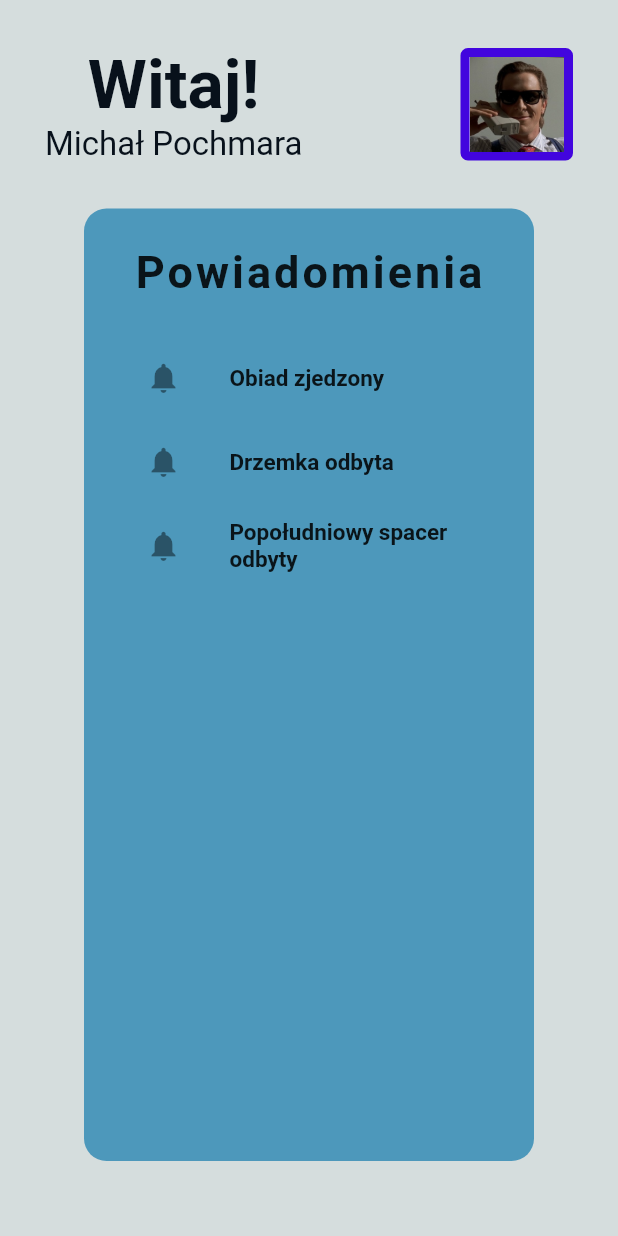
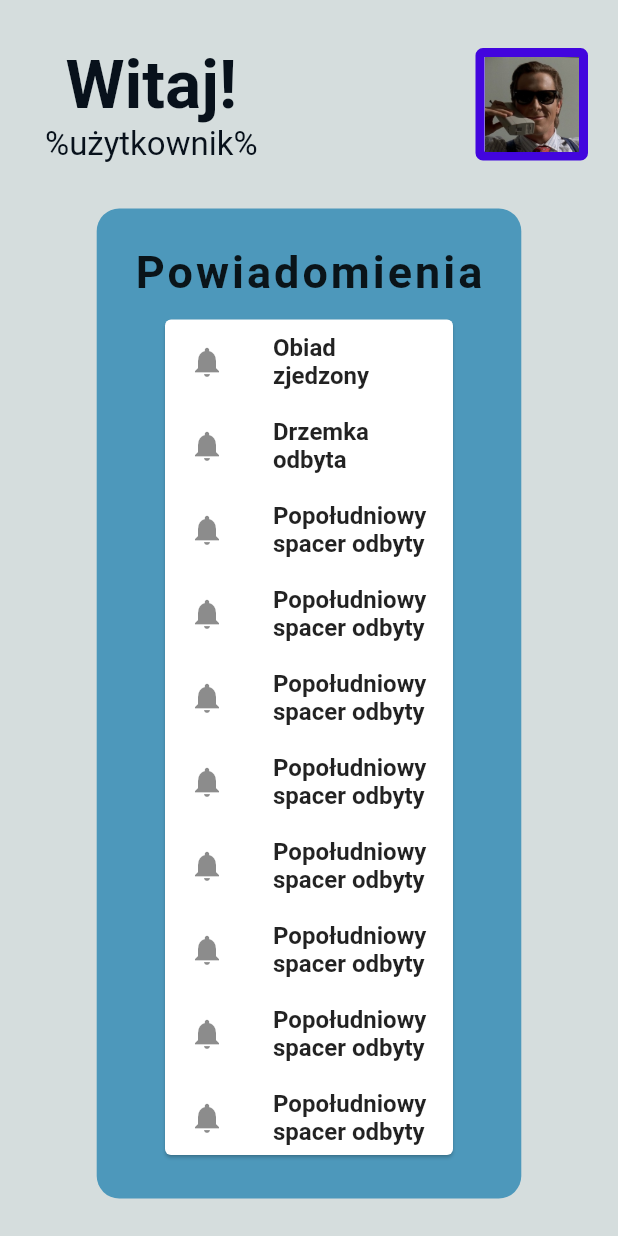
Before and after one commit to Pochmannn/Kinderinfo-FlutterApp, a Flutter app: the screen it shows after launch, after a tap on "Powiadomienia", on a phone screen of 412 x 824 dp. Run offline on Flutter 3.47's test engine with Material 2 defaults, Android fonts, the phone set to English and light mode, and no system bars.

Commit message:
testing with resposive ui

```diff
--- a/lib/main.dart
+++ b/lib/main.dart
@@ -30,7 +30,29 @@ class MyAppState extends ChangeNotifier {
   List notification = [
     "Obiad zjedzony",
     "Drzemka odbyta",
-    "Popołudniowy spacer odbyty"
+    "Popołudniowy spacer odbyty",
+    "Popołudniowy spacer odbyty",
+    "Popołudniowy spacer odbyty",
+    "Popołudniowy spacer odbyty",
+    "Popołudniowy spacer odbyty",
+    "Popołudniowy spacer odbyty",
+    "Popołudniowy spacer odbyty",
+    "Popołudniowy spacer odbyty",
+    "Popołudniowy spacer odbyty",
+    "Popołudniowy spacer odbyty",
+    "Popołudniowy spacer odbyty",
+    "Popołudniowy spacer odbyty",
+    "Popołudniowy spacer odbyty",
+    "Popołudniowy spacer odbyty10",
+    "Popołudniowy spacer odbyty",
+    "Popołudniowy spacer odbyty",
+    "Popołudniowy spacer odbyty",
+    "Popołudniowy spacer odbyty",
+    "Popołudniowy spacer odbyty",
+    "Popołudniowy spacer odbyty",
+    "Popołudniowy spacer odbyty",
+    "Popołudniowy spacer odbyty",
+    "Popołudniowy spacer odbytylast",
   ];
 }
 
@@ -97,8 +119,8 @@ class Mpage extends StatelessWidget {
       NameAndAvatar(),
       SizedBox(height: 25),
       Banner(),
-      SizedBox(height: 15),
-      Buttons()
+      SizedBox(height: 10),
+      Buttons(),
     ]);
   }
 }
@@ -126,7 +148,7 @@ class NameAndAvatar extends StatelessWidget {
                   ),
                 ),
                 Text(
-                  'Michał Pochmara',
+                  '%użytkownik%',
                   style: TextStyle(
                     fontSize: 22,
                     foreground: Paint()
@@ -140,7 +162,7 @@ class NameAndAvatar extends StatelessWidget {
         Column(
           children: [
             Padding(
-              padding: const EdgeInsets.all(30.0),
+              padding: const EdgeInsets.fromLTRB(0, 0, 20, 0),
               child: Container(
                 height: 75,
                 width: 75,
@@ -202,13 +224,20 @@ class Buttons extends Mpage {
   @override
   Widget build(BuildContext context) {
     return Column(children: [
-      GridView.count(
+      ConstrainedBox(
+        constraints: const BoxConstraints(
+          minWidth: 100.0,
+          maxWidth: 300.0,
+          minHeight: 100.0,
+          maxHeight: 300.0,
+        ),
+        child: GridView.count(
           scrollDirection: Axis.vertical,
           shrinkWrap: true,
           primary: false,
-        padding: const EdgeInsets.all(40),
-        crossAxisSpacing: 50,
-        mainAxisSpacing: 50,
+          padding: const EdgeInsets.all(10),
+          crossAxisSpacing: 25,
+          mainAxisSpacing: 25,
           crossAxisCount: 2,
           children: <Widget>[
             ElevatedButton(
@@ -219,19 +248,22 @@ class Buttons extends Mpage {
               onPressed: () {
                 Navigator.push(
                   context,
-                MaterialPageRoute(builder: (context) => const Notifications()),
+                  MaterialPageRoute(
+                      builder: (context) => const Notifications()),
                 );
               },
-            child: const Text(
+              child: const Flexible(
+                child: Text(
                   'Powiadomienia',
                   style: TextStyle(
-                fontSize: 14,
                     fontWeight: FontWeight.bold,
                     color: Colors.white,
                   ),
                 ),
               ),
-          ElevatedButton(
+            ),
+            Flexible(
+              child: ElevatedButton(
                 style: ButtonStyle(
                   backgroundColor: MaterialStateProperty.all(
                       const Color.fromARGB(255, 186, 181, 212)),
@@ -241,13 +273,14 @@ class Buttons extends Mpage {
                   'Chat z Nauczycielem',
                   textAlign: TextAlign.center,
                   style: TextStyle(
-                fontSize: 14,
                     fontWeight: FontWeight.bold,
                     color: Colors.black,
                   ),
                 ),
               ),
-          ElevatedButton(
+            ),
+            Flexible(
+              child: ElevatedButton(
                 style: ButtonStyle(
                   backgroundColor: MaterialStateProperty.all(
                       const Color.fromARGB(255, 240, 163, 163)),
@@ -256,13 +289,14 @@ class Buttons extends Mpage {
                 child: const Text(
                   'Zajęcia',
                   style: TextStyle(
-                fontSize: 14,
                     fontWeight: FontWeight.bold,
                     color: Colors.black,
                   ),
                 ),
               ),
-          ElevatedButton(
+            ),
+            Flexible(
+              child: ElevatedButton(
                 style: ButtonStyle(
                   backgroundColor: MaterialStateProperty.all(
                       const Color.fromARGB(255, 110, 106, 110)),
@@ -277,7 +311,9 @@ class Buttons extends Mpage {
                   ),
                 ),
               ),
+            ),
           ],
+        ),
       )
     ]);
   }
--- a/lib/notifications.dart
+++ b/lib/notifications.dart
@@ -11,8 +11,8 @@ class Notifications extends StatelessWidget {
         body: Column(
       children: const [
         NameAndAvatar(),
-        NotificationsList(),
-        SizedBox(height: 50)
+        Flexible(child: NotificationsList()),
+        SizedBox(height: 25)
       ],
     ));
   }
@@ -25,8 +25,7 @@ class NotificationsList extends StatelessWidget {
 
   @override
   Widget build(BuildContext context) {
-    return Expanded(
-      child: Row(
+    return Row(
       mainAxisAlignment: MainAxisAlignment.center,
       children: [
         Container(
@@ -35,10 +34,11 @@ class NotificationsList extends StatelessWidget {
                 color: const Color.fromARGB(255, 77, 152, 187)),
             child: Padding(
               padding: const EdgeInsets.all(25.0),
+              child: Flexible(
                 child: Column(
                   children: const [
                     Padding(
-                      padding: EdgeInsets.fromLTRB(0, 0, 0, 25),
+                      padding: EdgeInsets.fromLTRB(0, 0, 0, 10),
                       child: Text(
                         'Powiadomienia',
                         style: TextStyle(
@@ -49,12 +49,12 @@ class NotificationsList extends StatelessWidget {
                         textAlign: TextAlign.center,
                       ),
                     ),
-                    NotificationListView(),
+                    Flexible(child: NotificationListView()),
                   ],
+                ),
               ),
             ))
       ],
-      ),
     );
   }
 }
@@ -72,8 +72,16 @@ class NotificationListView extends StatelessWidget {
       );
     }
 
-    return SizedBox(
-      width: 250,
+    return ConstrainedBox(
+        constraints: const BoxConstraints(
+          minWidth: 50.0,
+          maxWidth: 200.0,
+          minHeight: 100.0,
+          maxHeight: 1500.0,
+        ),
+        child: Flexible(
+          child: Card(
+            child: ClipRect(
               child: ListView(
                 scrollDirection: Axis.vertical,
                 shrinkWrap: true,
@@ -84,13 +92,14 @@ class NotificationListView extends StatelessWidget {
                       title: Text(
                         notif,
                         style: const TextStyle(
-                  fontSize: 15,
                           fontWeight: FontWeight.bold,
                         ),
                       ),
                     ),
                 ],
               ),
-    );
+            ),
+          ),
+        ));
   }
 }
--- a/lib/profile.dart
+++ b/lib/profile.dart
@@ -1,5 +1,4 @@
 import 'package:flutter/material.dart';
-import 'package:provider/provider.dart';
 import 'main.dart';
 
 class Profile extends StatelessWidget {
@@ -54,10 +53,15 @@ class ListProfile extends StatelessWidget {
                   ),
                 ),
               ),
-              const Text('Jerzy Pochmara',
-                  style: TextStyle(
-                    fontSize: 25,
-                  )),
+              const Flexible(
+                child: Padding(
+                  padding: EdgeInsets.all(8.0),
+                  child: Text('%przypisane dziecko%',
+                      style: TextStyle(
+                        fontSize: 25,
+                      )),
+                ),
+              ),
             ],
           ),
           Expanded(
--- a/pubspec.yaml
+++ b/pubspec.yaml
@@ -39,6 +39,7 @@ dependencies:
   cupertino_icons: ^1.0.2
   provider: ^6.0.5
   english_words: ^4.0.0
+
 
 dev_dependencies:
   flutter_test:
```
Lines whose indentation alone changed are shown as unchanged.
